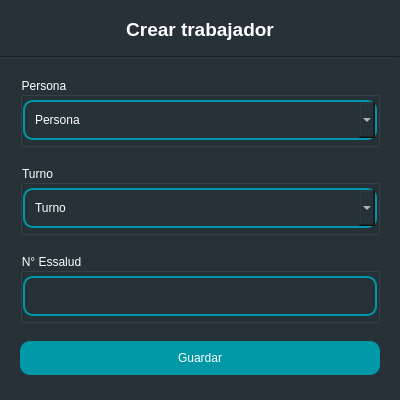
This is ui/trabajador_dialog.ui in hm2206/strong_teeth as Qt 5 draws it before an edit. The edited form follows.
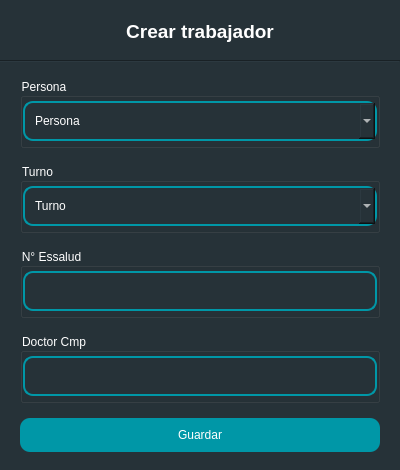
This is the edited form.

Patch:
```diff
--- a/ui/trabajador_dialog.ui
+++ b/ui/trabajador_dialog.ui
@@ -10,19 +10,19 @@
     <x>0</x>
     <y>0</y>
     <width>400</width>
-    <height>400</height>
+    <height>470</height>
    </rect>
   </property>
   <property name="minimumSize">
    <size>
     <width>400</width>
-    <height>400</height>
+    <height>470</height>
    </size>
   </property>
   <property name="maximumSize">
    <size>
     <width>400</width>
-    <height>400</height>
+    <height>470</height>
    </size>
   </property>
   <property name="windowTitle">
@@ -307,6 +307,45 @@
            </layout>
           </widget>
          </item>
+         <item>
+          <widget class="QGroupBox" name="groupBox_4">
+           <property name="minimumSize">
+            <size>
+             <width>0</width>
+             <height>70</height>
+            </size>
+           </property>
+           <property name="maximumSize">
+            <size>
+             <width>16777215</width>
+             <height>70</height>
+            </size>
+           </property>
+           <property name="title">
+            <string>Doctor Cmp</string>
+           </property>
+           <layout class="QVBoxLayout" name="verticalLayout_5">
+            <property name="spacing">
+             <number>0</number>
+            </property>
+            <property name="leftMargin">
+             <number>0</number>
+            </property>
+            <property name="topMargin">
+             <number>0</number>
+            </property>
+            <property name="rightMargin">
+             <number>0</number>
+            </property>
+            <property name="bottomMargin">
+             <number>0</number>
+            </property>
+            <item>
+             <widget class="QLineEdit" name="input_cmp"/>
+            </item>
+           </layout>
+          </widget>
+         </item>
          <item>
           <widget class="QPushButton" name="btn_save">
            <property name="cursor">
```
